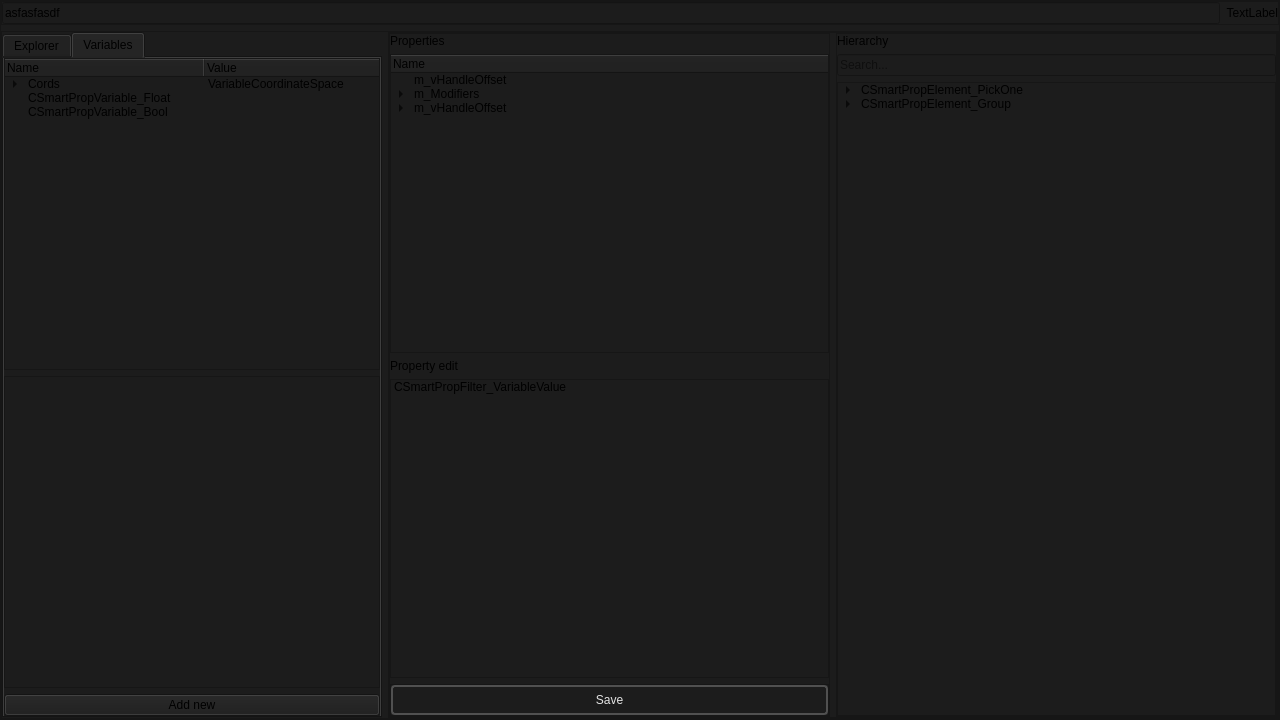
Qt form smartprop_editor/main.ui (dertwist/Hammer5Tools) before a commit.
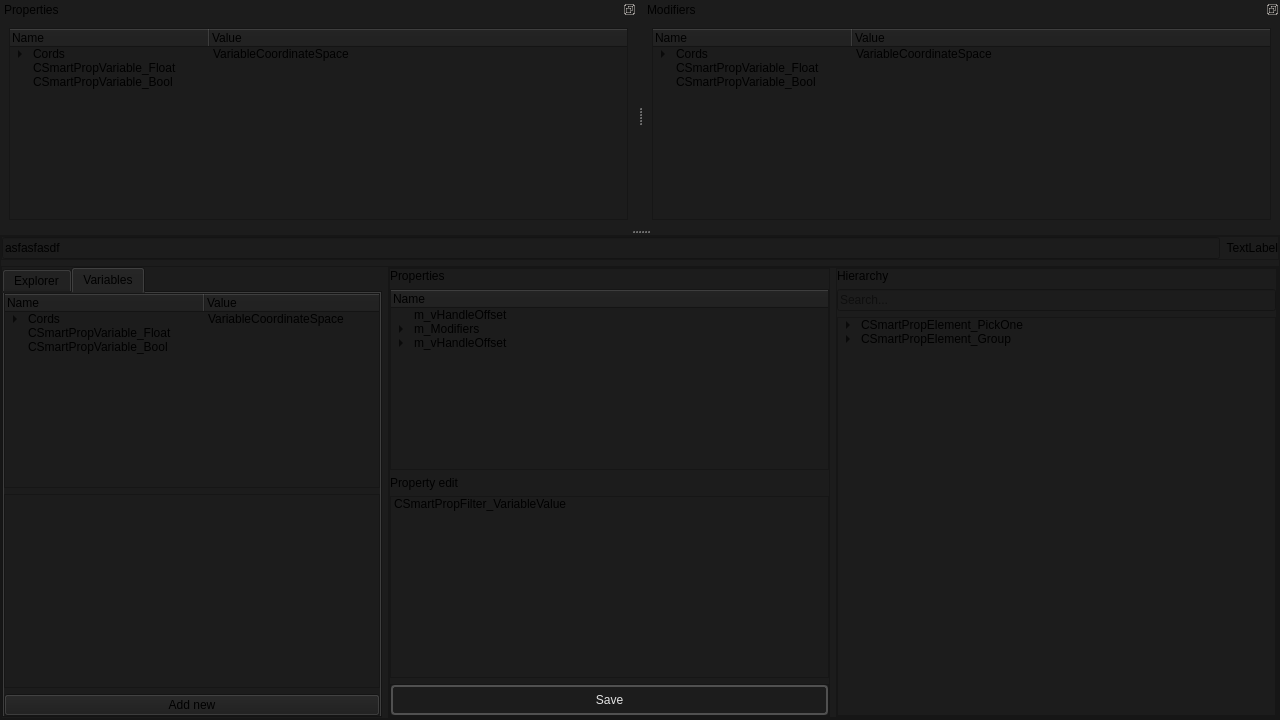
The same form after that commit. Icons and pictures are not drawn.

The edit to the form file:
```diff
--- a/smartprop_editor/main.ui
+++ b/smartprop_editor/main.ui
@@ -653,6 +653,172 @@
     </item>
    </layout>
   </widget>
+  <widget class="QDockWidget" name="dockWidget_2">
+   <property name="features">
+    <set>QDockWidget::DockWidgetFloatable|QDockWidget::DockWidgetMovable</set>
+   </property>
+   <property name="windowTitle">
+    <string>Properties</string>
+   </property>
+   <attribute name="dockWidgetArea">
+    <number>4</number>
+   </attribute>
+   <widget class="QWidget" name="dockWidgetContents_5">
+    <layout class="QHBoxLayout" name="horizontalLayout_9">
+     <item>
+      <widget class="QTreeWidget" name="treeWidget_4">
+       <attribute name="headerVisible">
+        <bool>true</bool>
+       </attribute>
+       <attribute name="headerCascadingSectionResizes">
+        <bool>false</bool>
+       </attribute>
+       <attribute name="headerDefaultSectionSize">
+        <number>200</number>
+       </attribute>
+       <attribute name="headerHighlightSections">
+        <bool>false</bool>
+       </attribute>
+       <attribute name="headerShowSortIndicator" stdset="0">
+        <bool>false</bool>
+       </attribute>
+       <column>
+        <property name="text">
+         <string>Name</string>
+        </property>
+       </column>
+       <column>
+        <property name="text">
+         <string>Value</string>
+        </property>
+       </column>
+       <item>
+        <property name="text">
+         <string>Cords</string>
+        </property>
+        <property name="text">
+         <string>VariableCoordinateSpace</string>
+        </property>
+        <item>
+         <property name="text">
+          <string>Default Value</string>
+         </property>
+         <property name="text">
+          <string>Element</string>
+         </property>
+        </item>
+        <item>
+         <property name="text">
+          <string>Display Name</string>
+         </property>
+         <property name="text">
+          <string/>
+         </property>
+        </item>
+        <item>
+         <property name="text">
+          <string>Visible in editor</string>
+         </property>
+        </item>
+       </item>
+       <item>
+        <property name="text">
+         <string>CSmartPropVariable_Float</string>
+        </property>
+       </item>
+       <item>
+        <property name="text">
+         <string>CSmartPropVariable_Bool</string>
+        </property>
+       </item>
+      </widget>
+     </item>
+    </layout>
+   </widget>
+  </widget>
+  <widget class="QDockWidget" name="dockWidget_3">
+   <property name="features">
+    <set>QDockWidget::DockWidgetFloatable|QDockWidget::DockWidgetMovable</set>
+   </property>
+   <property name="windowTitle">
+    <string>Modifiers</string>
+   </property>
+   <attribute name="dockWidgetArea">
+    <number>4</number>
+   </attribute>
+   <widget class="QWidget" name="dockWidgetContents_6">
+    <layout class="QVBoxLayout" name="verticalLayout_6">
+     <item>
+      <widget class="QTreeWidget" name="treeWidget_5">
+       <attribute name="headerVisible">
+        <bool>true</bool>
+       </attribute>
+       <attribute name="headerCascadingSectionResizes">
+        <bool>false</bool>
+       </attribute>
+       <attribute name="headerDefaultSectionSize">
+        <number>200</number>
+       </attribute>
+       <attribute name="headerHighlightSections">
+        <bool>false</bool>
+       </attribute>
+       <attribute name="headerShowSortIndicator" stdset="0">
+        <bool>false</bool>
+       </attribute>
+       <column>
+        <property name="text">
+         <string>Name</string>
+        </property>
+       </column>
+       <column>
+        <property name="text">
+         <string>Value</string>
+        </property>
+       </column>
+       <item>
+        <property name="text">
+         <string>Cords</string>
+        </property>
+        <property name="text">
+         <string>VariableCoordinateSpace</string>
+        </property>
+        <item>
+         <property name="text">
+          <string>Default Value</string>
+         </property>
+         <property name="text">
+          <string>Element</string>
+         </property>
+        </item>
+        <item>
+         <property name="text">
+          <string>Display Name</string>
+         </property>
+         <property name="text">
+          <string/>
+         </property>
+        </item>
+        <item>
+         <property name="text">
+          <string>Visible in editor</string>
+         </property>
+        </item>
+       </item>
+       <item>
+        <property name="text">
+         <string>CSmartPropVariable_Float</string>
+        </property>
+       </item>
+       <item>
+        <property name="text">
+         <string>CSmartPropVariable_Bool</string>
+        </property>
+       </item>
+      </widget>
+     </item>
+    </layout>
+   </widget>
+  </widget>
  </widget>
  <resources>
   <include location="../resources.qrc"/>
```
